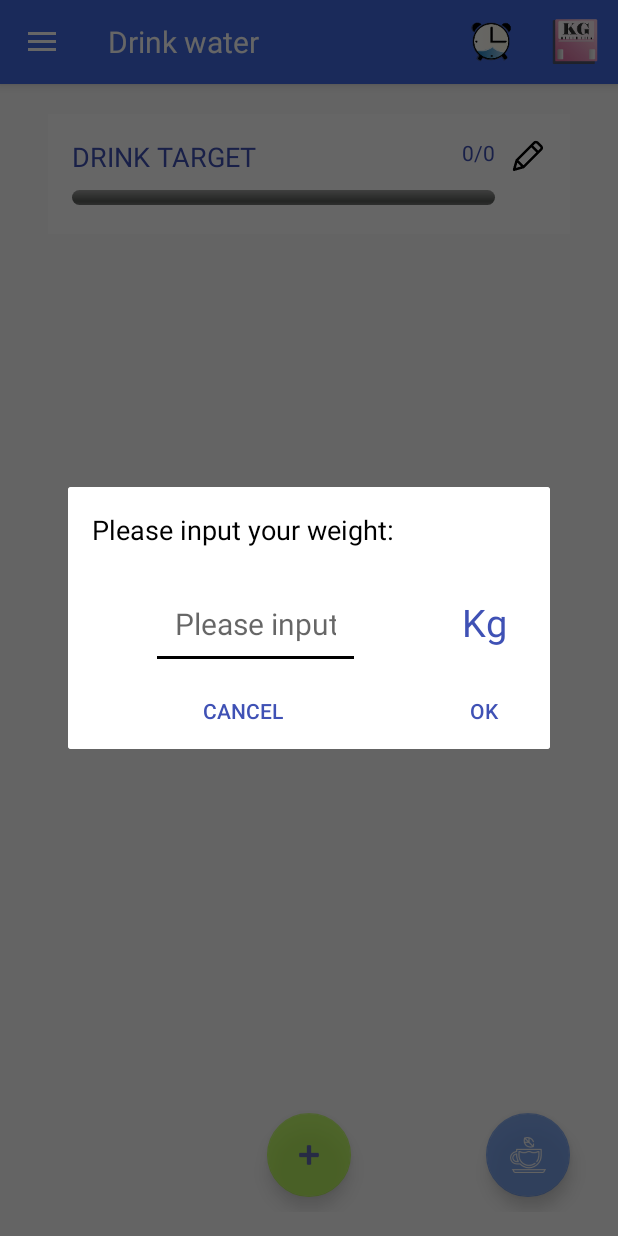
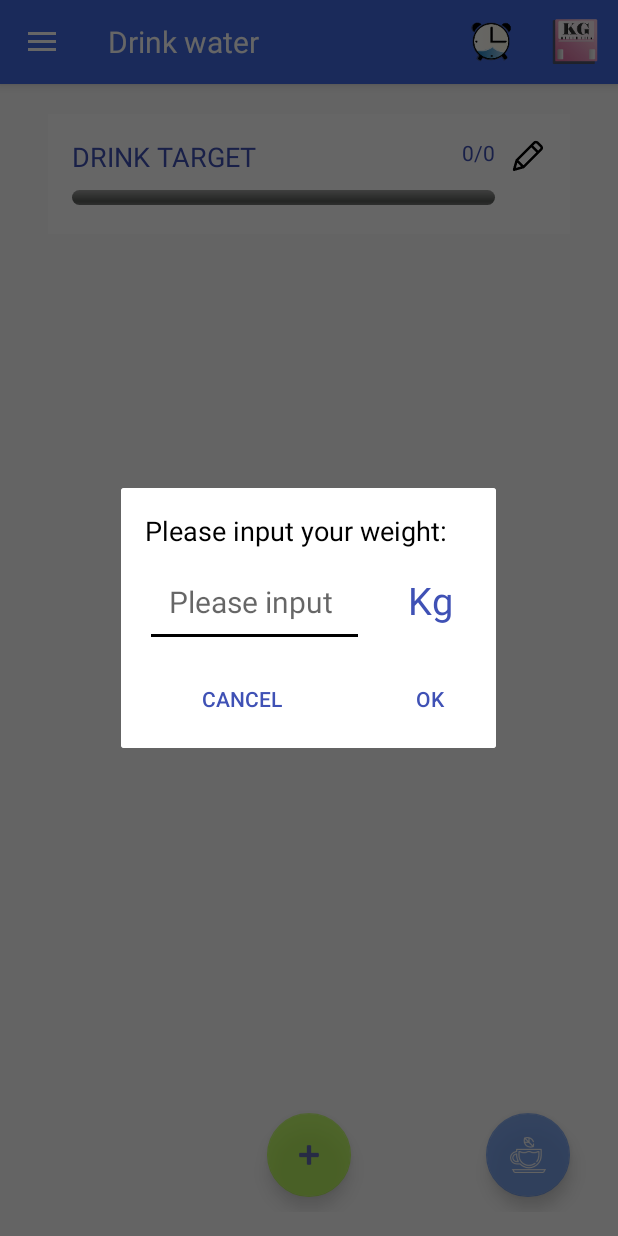
Before and after one commit to 94drink/master, an Android app: the screen it shows after launch (MainActivity), after a tap on "Weight Setting", on a phone screen of 412 x 824 dp. Run offline under Robolectric (Android 15) with nearby library versions, the phone set to English and light mode, and no system bars; 4 statements that could not run were skipped.

Commit message:
體重dialog調整

```diff
--- a/app/src/main/res/layout/firstweight.xml
+++ b/app/src/main/res/layout/firstweight.xml
@@ -8,26 +8,38 @@
     android:orientation="vertical"
     android:rowCount="8">
 
+    <LinearLayout
+        android:orientation="horizontal"
+        android:layout_width="match_parent"
+        android:layout_height="41dp"
+        android:weightSum="1">
+
         <TextView
             android:id="@+id/dialog_tite"
             android:layout_width="wrap_content"
-        android:layout_height="wrap_content"
+            android:layout_height="69dp"
             android:layout_column="0"
-        android:layout_gravity="center"
             android:layout_row="0"
             android:padding="@dimen/activity_vertical_margin"
             android:text="@string/weight_hander_text"
             android:textAppearance="?android:attr/textAppearanceMedium"
-        android:textColor="@color/black" />
+            android:textColor="@color/black"
+            android:layout_columnSpan="4"
+            android:layout_weight="0.49" />
+    </LinearLayout>
+
+    <GridLayout
+        android:layout_width="match_parent"
+        android:layout_height="132dp">
 
         <EditText
             android:id="@+id/weight"
-        android:layout_width="139dp"
+            android:layout_width="146dp"
             android:layout_height="wrap_content"
-        android:layout_column="0"
+            android:layout_column="1"
             android:layout_gravity="center"
             android:layout_marginLeft="@dimen/activity_vertical_margin"
-        android:layout_row="2"
+            android:layout_row="0"
             android:backgroundTint="@color/black"
             android:ems="10"
             android:hint="@string/weight_hander_text"
@@ -41,13 +53,26 @@
             android:id="@+id/unit"
             android:layout_width="wrap_content"
             android:layout_height="wrap_content"
-        android:layout_column="1"
+            android:layout_column="2"
             android:layout_gravity="center"
-        android:layout_row="2"
+            android:layout_row="0"
             android:padding="@dimen/activity_vertical_margin"
             android:text="Kg"
             android:textSize="25dp"
             android:textAppearance="?android:attr/textAppearanceMedium"
+            android:textColor="@color/colorPrimary" />
+
+        <Button
+            android:id="@+id/ok"
+            style="?android:attr/borderlessButtonStyle"
+            android:layout_width="wrap_content"
+            android:layout_height="wrap_content"
+            android:layout_column="2"
+            android:layout_gravity="center"
+            android:layout_row="2"
+            android:padding="@dimen/activity_horizontal_margin"
+            android:background="@drawable/button_ripple"
+            android:text="@string/ok"
             android:textColor="@color/colorPrimary" />
 
         <Button
@@ -56,24 +81,12 @@
             style="?android:attr/borderlessButtonStyle"
             android:layout_width="wrap_content"
             android:layout_height="wrap_content"
-        android:layout_column="0"
+            android:layout_column="1"
             android:layout_gravity="center"
-        android:layout_row="3"
+            android:layout_row="2"
             android:padding="@dimen/activity_horizontal_margin"
             android:text="@string/cancel"
             android:textColor="@color/colorPrimary" />
-
-    <Button
-        android:id="@+id/ok"
-        style="?android:attr/borderlessButtonStyle"
-        android:layout_width="wrap_content"
-        android:layout_height="wrap_content"
-        android:layout_column="1"
-        android:layout_gravity="center"
-        android:layout_row="3"
-        android:padding="@dimen/activity_horizontal_margin"
-        android:background="@drawable/button_ripple"
-        android:text="@string/ok"
-        android:textColor="@color/colorPrimary" />
+    </GridLayout>
 
 </GridLayout>
```
Lines whose indentation alone changed are shown as unchanged.
